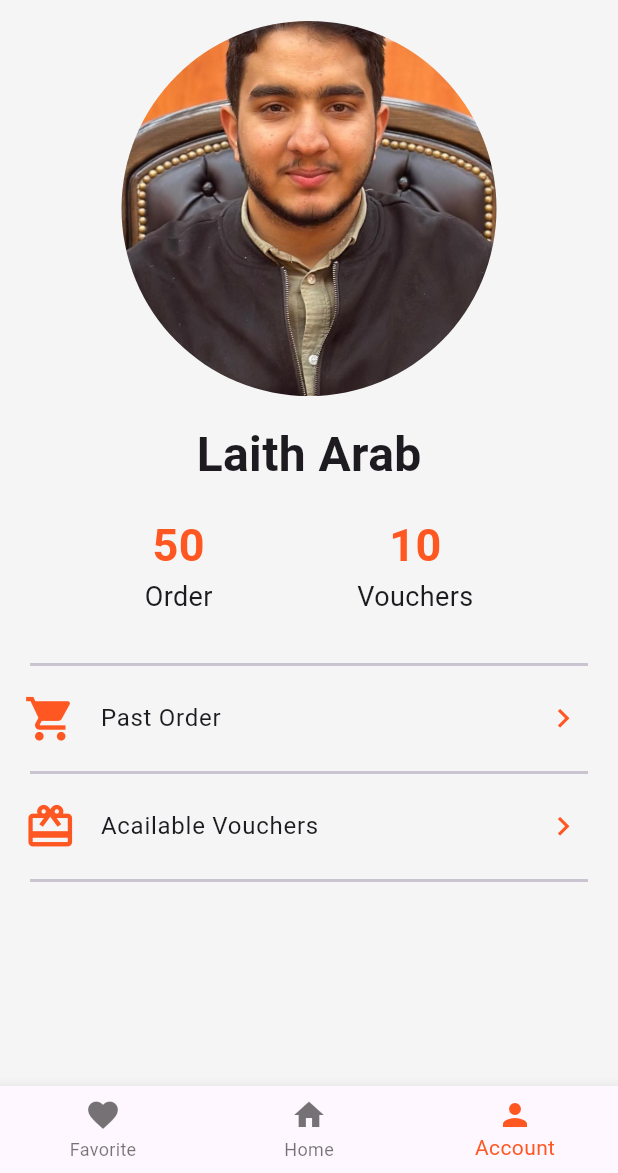
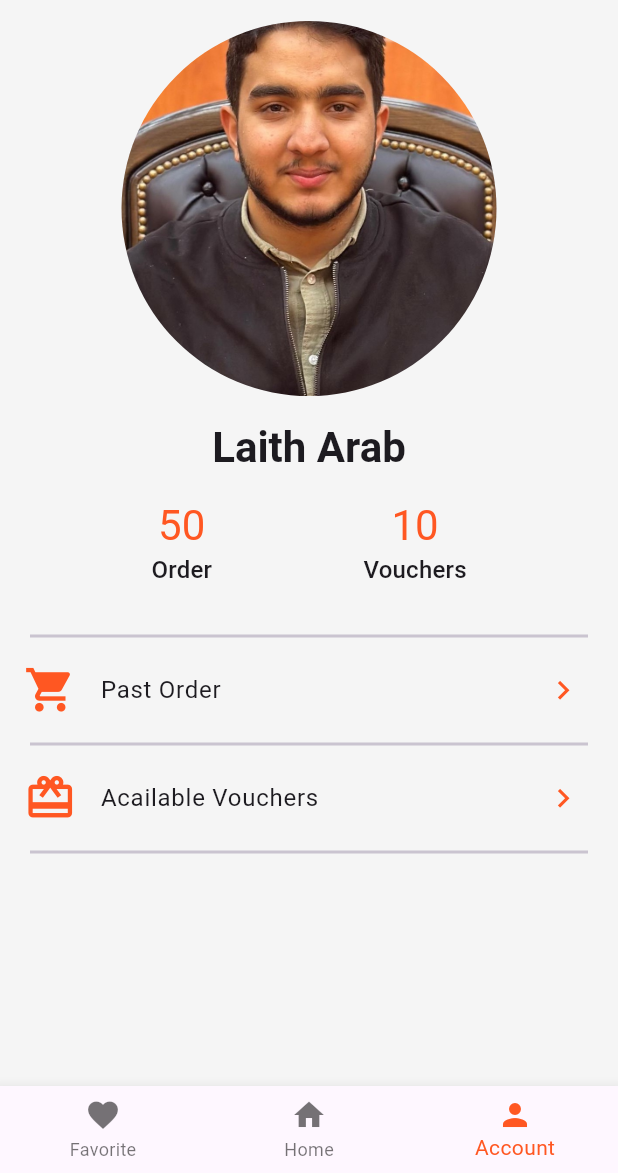
Before and after one commit to LaithArab/Food-Delivery-Flutter, a Flutter app: the screen it shows after launch, item 3 of the bottom bar chosen, on a phone screen of 412 x 824 dp, the part 63-1236 px from its top. Run offline on Flutter 3.47's test engine with Material 3 defaults, Android fonts, the phone set to English and light mode, and no system bars; network calls fail.

Commit message:
use theme and make it general

```diff
--- a/lib/main.dart
+++ b/lib/main.dart
@@ -12,8 +12,19 @@ class MyApp extends StatelessWidget {
   Widget build(BuildContext context) {
     return MaterialApp(
       debugShowCheckedModeBanner: false,
+      theme: ThemeData(
+        primaryColor: Colors.deepOrange,
+        scaffoldBackgroundColor: Colors.grey[100],
+        appBarTheme: AppBarTheme(
+          backgroundColor: Colors.grey[100],
+          foregroundColor: Colors.black,
+          elevation: 0,
+        ),
+        dividerTheme: DividerThemeData(thickness: 2, indent: 20, endIndent: 20),
+        listTileTheme: ListTileThemeData(iconColor: Colors.deepOrange),
+      ),
+
       title: 'Aklak - Food Delivery',
-      theme: ThemeData(primarySwatch: Colors.blue),
       home: BottomNavBarPage(),
     );
   }
--- a/lib/pages/account_page.dart
+++ b/lib/pages/account_page.dart
@@ -3,36 +3,35 @@ import 'package:flutter/material.dart';
 class AccountPage extends StatelessWidget {
   const AccountPage({super.key});
 
-  Widget orderVoucherITem({required String name, required int number}) {
+  Widget orderVoucherITem(
+    BuildContext context, {
+    required String name,
+    required int number,
+  }) {
     return Column(
       children: [
         Text(
           number.toString(),
-          style: TextStyle(
-            fontSize: 30,
-            fontWeight: FontWeight.w600,
-            color: Colors.deepOrange,
+          style: Theme.of(context).textTheme.headlineMedium!.copyWith(
+            color: Theme.of(context).primaryColor,
           ),
         ),
-        Text("$name", style: TextStyle(fontSize: 18)),
+        Text("$name", style: Theme.of(context).textTheme.titleMedium),
       ],
     );
   }
 
-  Widget itemTappedTile({
+  Widget itemTappedTile(
+    BuildContext context, {
     required String title,
     String? subtitle,
     required IconData icon,
   }) {
     return ListTile(
-      leading: Icon(icon, size: 35, color: Colors.deepOrange),
+      leading: Icon(icon, size: 35),
       title: Text(title),
       subtitle: subtitle != null ? Text(subtitle) : null,
-      trailing: const Icon(
-        Icons.chevron_right,
-        color: Colors.deepOrange,
-        size: 25,
-      ),
+      trailing: const Icon(Icons.chevron_right, size: 25),
       onTap: () => print('$title clicked!'),
     );
   }
@@ -53,28 +52,35 @@ class AccountPage extends StatelessWidget {
             ),
           ),
           const SizedBox(height: 16.0),
-          const Text(
+          Text(
             "Laith Arab",
-            style: TextStyle(fontSize: 32, fontWeight: FontWeight.w600),
+            style: Theme.of(
+              context,
+            ).textTheme.headlineMedium!.copyWith(fontWeight: FontWeight.w600),
           ),
           const SizedBox(height: 16.0),
           Row(
             mainAxisAlignment: MainAxisAlignment.spaceEvenly,
             children: [
-              orderVoucherITem(name: "Order", number: 50),
-              orderVoucherITem(name: "Vouchers", number: 10),
+              orderVoucherITem(context, name: "Order", number: 50),
+              orderVoucherITem(context, name: "Vouchers", number: 10),
             ],
           ),
           const SizedBox(height: 24.0),
-          Divider(thickness: 2, indent: 20, endIndent: 20),
+          Divider(),
 
-          itemTappedTile(title: "Past Order", icon: Icons.shopping_cart),
-          Divider(thickness: 2, indent: 20, endIndent: 20),
           itemTappedTile(
+            context,
+            title: "Past Order",
+            icon: Icons.shopping_cart,
+          ),
+          Divider(),
+          itemTappedTile(
+            context,
             title: "Acailable Vouchers",
             icon: Icons.card_giftcard,
           ),
-          Divider(thickness: 2, indent: 20, endIndent: 20),
+          Divider(),
         ],
       ),
     );
--- a/lib/pages/botton_navbar.dart
+++ b/lib/pages/botton_navbar.dart
@@ -24,12 +24,8 @@ class _MyWidgetState extends State<BottomNavBarPage> {
   Widget build(BuildContext context) {
     return Scaffold(
       appBar: AppBar(
-        foregroundColor: Colors.black,
-        backgroundColor: Colors.grey[100],
-        elevation: 0,
         title: const Row(children: [SizedBox(width: 100), Text('Aklak')]),
       ),
-      backgroundColor: Colors.grey[100],
       drawer: const Drawer(child: Center(child: Text("I'm in the dewer"))),
 
       bottomNavigationBar: BottomNavigationBar(
@@ -43,7 +39,7 @@ class _MyWidgetState extends State<BottomNavBarPage> {
         ],
         currentIndex: selectedIndex,
         onTap: onItemTapped,
-        selectedItemColor: Colors.deepOrange,
+        selectedItemColor: Theme.of(context).primaryColor,
       ),
       body: bodyOption[selectedIndex],
     );
--- a/lib/pages/favorites_page.dart
+++ b/lib/pages/favorites_page.dart
@@ -61,7 +61,7 @@ class _FavoritesPageState extends State<FavoritesPage> {
                         style: TextStyle(
                           fontSize: 18,
                           fontWeight: FontWeight.w600,
-                          color: Colors.deepOrange,
+                          color: Theme.of(context).primaryColor,
                         ),
                       ),
                     ],
@@ -79,7 +79,7 @@ class _FavoritesPageState extends State<FavoritesPage> {
                   },
                   icon: Icon(
                     Icons.favorite,
-                    color: Colors.deepOrange,
+                    color: Theme.of(context).primaryColor,
                     size: 30,
                   ),
                 ),
--- a/lib/widgets/food_grid_item.dart
+++ b/lib/widgets/food_grid_item.dart
@@ -52,7 +52,7 @@ class _FoodGridItemState extends State<FoodGridItem> {
                         food[widget.foodIndex].isFavorite
                             ? Icons.favorite
                             : Icons.favorite_border,
-                        color: Colors.deepOrange,
+                        color: Theme.of(context).primaryColor,
                       ),
                     ),
                   ),
@@ -68,10 +68,10 @@ class _FoodGridItemState extends State<FoodGridItem> {
             const SizedBox(height: 4.0),
             Text(
               "\$${food[widget.foodIndex].price}",
-              style: const TextStyle(
+              style: TextStyle(
                 fontSize: 14,
                 fontWeight: FontWeight.w600,
-                color: Colors.deepOrange,
+                color: Theme.of(context).primaryColor,
               ),
             ),
           ],
```
